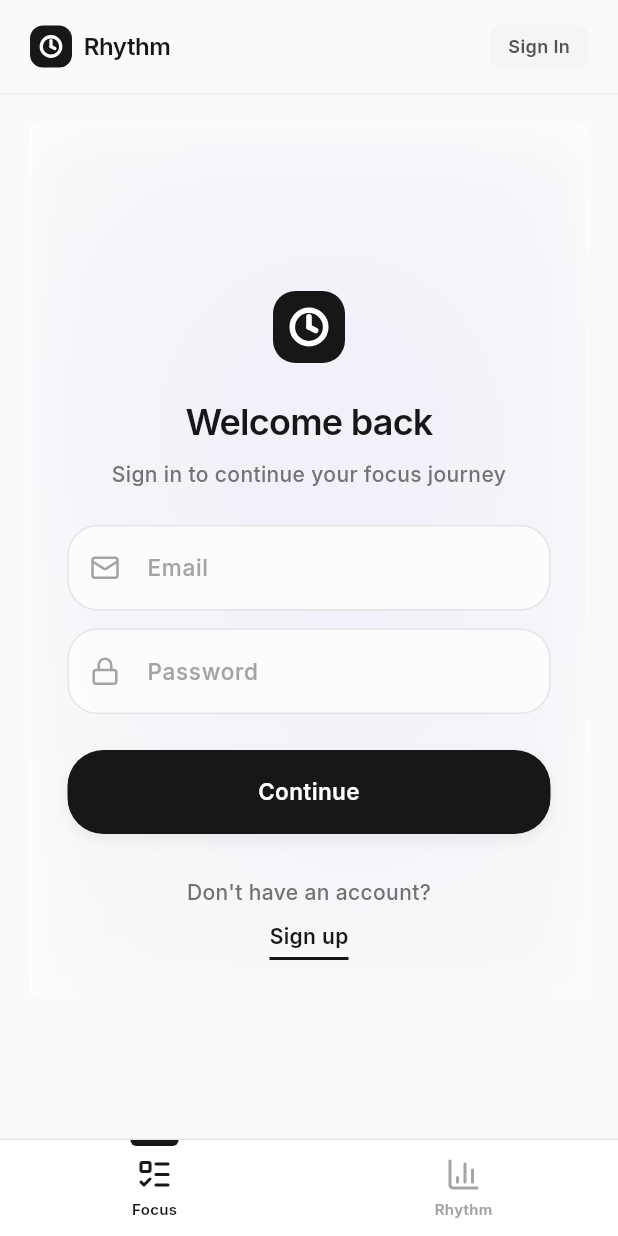
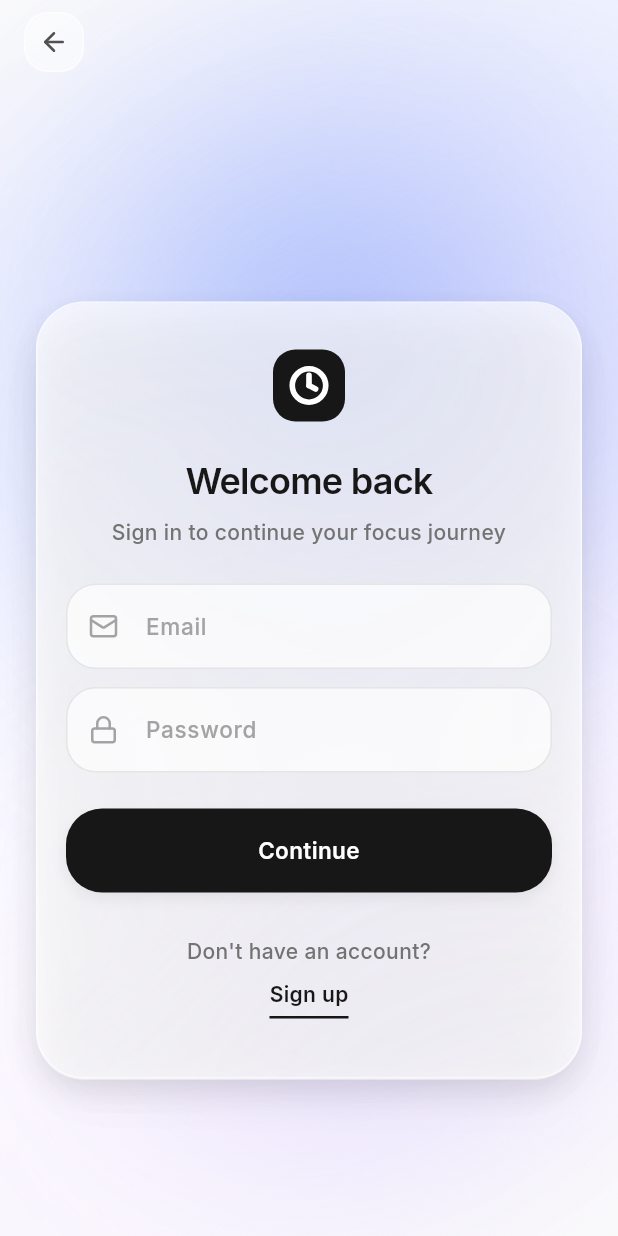
Before and after one commit to ny-randriantsarafara/pomodoro-v2, a Flutter app: the AuthPage screen opened by its route, on a phone screen of 412 x 824 dp. Run offline on Flutter 3.47's test engine with Material 3 defaults, Android fonts, the phone set to English and light mode, and no system bars; our stand-ins replace flutter_riverpod, go_router, lucide_icons.

Commit message:
fix: ui issues

```diff
--- a/lib/features/auth/auth_page.dart
+++ b/lib/features/auth/auth_page.dart
@@ -1,10 +1,10 @@
-import 'dart:ui';
-
 import 'package:flutter/material.dart';
 import 'package:flutter_riverpod/flutter_riverpod.dart';
 import 'package:go_router/go_router.dart';
+import 'package:lucide_icons/lucide_icons.dart';
 import '../../store/providers.dart';
 import '../../theme/app_colors.dart';
+import '../../theme/app_radii.dart';
 import '../../theme/app_shadows.dart';
 import '../../theme/app_spacing.dart';
 import 'widgets/auth_background_blobs.dart';
@@ -67,26 +67,32 @@ class _AuthPageState extends ConsumerState<AuthPage> {
   Widget build(BuildContext context) {
     final isLargeScreen = MediaQuery.of(context).size.width >= 1024;
 
-    return Stack(
+    return Scaffold(
+      backgroundColor: Colors.transparent,
+      body: Stack(
         fit: StackFit.expand,
+        clipBehavior: Clip.none,
         children: [
+          Positioned.fill(
+            child: DecoratedBox(
+              decoration: BoxDecoration(
+                gradient: LinearGradient(
+                  begin: Alignment.topLeft,
+                  end: Alignment.bottomRight,
+                  colors: [
+                    AppColors.background,
+                    AppColors.indigoBg.withValues(alpha: 0.38),
+                    AppColors.purpleBg.withValues(alpha: 0.28),
+                    AppColors.background,
+                  ],
+                  stops: const [0.0, 0.34, 0.65, 1.0],
+                ),
+              ),
+            ),
+          ),
           const Positioned.fill(child: AuthBackgroundBlobs()),
           Positioned.fill(
             child: SafeArea(
-            child: ClipRRect(
-              borderRadius: BorderRadius.zero,
-              child: BackdropFilter(
-                filter: ImageFilter.blur(sigmaX: 20, sigmaY: 20),
-                child: Container(
-                  width: double.infinity,
-                  height: double.infinity,
-                  decoration: BoxDecoration(
-                    color: AppColors.white.withValues(alpha: 0.7),
-                    border: Border.all(
-                      color: AppColors.white.withValues(alpha: 0.5),
-                    ),
-                    boxShadow: AppShadows.xl,
-                  ),
               child: LayoutBuilder(
                 builder: (context, constraints) {
                   return SingleChildScrollView(
@@ -103,9 +109,8 @@ class _AuthPageState extends ConsumerState<AuthPage> {
                         crossAxisAlignment: CrossAxisAlignment.center,
                         children: [
                           ConstrainedBox(
-                                constraints: const BoxConstraints(
-                                  maxWidth: 420,
-                                ),
+                            constraints: const BoxConstraints(maxWidth: 420),
+                            child: _AuthGlassPanel(
                               child: AuthCard(
                                 isSignUp: isSignUp,
                                 isLoading: isLoading,
@@ -120,6 +125,7 @@ class _AuthPageState extends ConsumerState<AuthPage> {
                                     setState(() => isSignUp = !isSignUp),
                               ),
                             ),
+                          ),
                           if (isLargeScreen) ...[
                             const SizedBox(height: AppSpacing.xxl),
                             FloatingSparkles(visible: isSignUp),
@@ -132,10 +138,88 @@ class _AuthPageState extends ConsumerState<AuthPage> {
               ),
             ),
           ),
+          Positioned(
+            top: 0,
+            left: 0,
+            right: 0,
+            child: SafeArea(
+              bottom: false,
+              child: Padding(
+                padding: const EdgeInsets.symmetric(
+                  horizontal: AppSpacing.lg,
+                  vertical: AppSpacing.sm,
+                ),
+                child: Align(
+                  alignment: Alignment.centerLeft,
+                  child: GestureDetector(
+                    onTap: () => context.go('/'),
+                    child: Container(
+                      width: 40,
+                      height: 40,
+                      decoration: BoxDecoration(
+                        color: AppColors.white.withValues(alpha: 0.5),
+                        borderRadius: AppRadii.borderLg,
+                        border: Border.all(
+                          color: AppColors.white.withValues(alpha: 0.6),
+                        ),
+                      ),
+                      child: const Icon(
+                        LucideIcons.arrowLeft,
+                        size: 20,
+                        color: AppColors.neutral600,
+                      ),
+                    ),
+                  ),
+                ),
               ),
             ),
           ),
         ],
+      ),
     );
   }
 }
+
+/// Frosted panel: semi-transparent fill and border work on mobile, web, and
+/// desktop without relying on [BackdropFilter], which is inconsistent there.
+class _AuthGlassPanel extends StatelessWidget {
+  final Widget child;
+
+  const _AuthGlassPanel({required this.child});
+
+  @override
+  Widget build(BuildContext context) {
+    return DecoratedBox(
+      decoration: BoxDecoration(
+        color: AppColors.white.withValues(alpha: 0.42),
+        borderRadius: AppRadii.borderXxxl,
+        border: Border.all(
+          color: AppColors.white.withValues(alpha: 0.62),
+          width: 1,
+        ),
+        boxShadow: [
+          ...AppShadows.lg,
+          BoxShadow(
+            color: AppColors.black.withValues(alpha: 0.07),
+            blurRadius: 28,
+            offset: const Offset(0, 14),
+            spreadRadius: -6,
+          ),
+          BoxShadow(
+            color: AppColors.white.withValues(alpha: 0.45),
+            blurRadius: 0,
+            offset: const Offset(0, 1),
+            spreadRadius: 0,
+          ),
+        ],
+      ),
+      child: Padding(
+        padding: const EdgeInsets.symmetric(
+          horizontal: AppSpacing.xl,
+          vertical: AppSpacing.xxl,
+        ),
+        child: child,
+      ),
+    );
+  }
+}
--- a/lib/features/auth/widgets/auth_background_blobs.dart
+++ b/lib/features/auth/widgets/auth_background_blobs.dart
@@ -1,4 +1,5 @@
 import 'dart:ui';
+
 import 'package:flutter/material.dart';
 import '../../../theme/app_motion.dart';
 
@@ -13,6 +14,7 @@ class _AuthBackgroundBlobsState extends State<AuthBackgroundBlobs>
     with TickerProviderStateMixin {
   late final AnimationController _blobAController;
   late final AnimationController _blobBController;
+  late final AnimationController _blobCController;
 
   @override
   void initState() {
@@ -27,8 +29,16 @@ class _AuthBackgroundBlobsState extends State<AuthBackgroundBlobs>
       duration: AppMotion.blobBDuration,
     );
 
-    Future.delayed(AppMotion.blobBDelay, () {
+    _blobCController = AnimationController(
+      vsync: this,
+      duration: const Duration(seconds: 12),
+    );
+
+    Future<void>.delayed(AppMotion.blobBDelay, () {
       if (mounted) _blobBController.repeat(reverse: true);
+    });
+    Future<void>.delayed(const Duration(milliseconds: 500), () {
+      if (mounted) _blobCController.repeat(reverse: true);
     });
   }
 
@@ -36,80 +46,119 @@ class _AuthBackgroundBlobsState extends State<AuthBackgroundBlobs>
   void dispose() {
     _blobAController.dispose();
     _blobBController.dispose();
+    _blobCController.dispose();
     super.dispose();
   }
 
-  @override
-  Widget build(BuildContext context) {
-    return Stack(
-      children: [
-        Positioned(
-          top: -100,
-          left: -100,
-          child: AnimatedBuilder(
-            animation: _blobAController,
-            builder: (context, _) {
-              final scale = 1.0 + 0.1 * _blobAController.value;
-              final opacity = 0.3 + 0.1 * _blobAController.value;
+  static Widget _blurredOrb({
+    required double size,
+    required List<Color> colors,
+    required double sigma,
+    required double scale,
+    required double opacity,
+  }) {
     return Transform.scale(
       scale: scale,
       child: Opacity(
         opacity: opacity,
         child: ImageFiltered(
-                    imageFilter: ImageFilter.blur(sigmaX: 48, sigmaY: 48),
+          imageFilter: ImageFilter.blur(sigmaX: sigma, sigmaY: sigma),
           child: Container(
-                      width: 600,
-                      height: 600,
-                      decoration: const BoxDecoration(
+            width: size,
+            height: size,
+            decoration: BoxDecoration(
               shape: BoxShape.circle,
               gradient: RadialGradient(
-                          colors: [
-                            Color(0xFF818CF8),
-                            Color(0x00818CF8),
-                          ],
+                colors: colors,
               ),
             ),
           ),
         ),
       ),
     );
+  }
+
+  @override
+  Widget build(BuildContext context) {
+    return LayoutBuilder(
+      builder: (context, constraints) {
+        final w = constraints.maxWidth;
+        final h = constraints.maxHeight;
+
+        return Stack(
+          clipBehavior: Clip.none,
+          children: [
+            // Upper-center glow: reads above the form on mobile.
+            Positioned(
+              top: h * 0.04,
+              left: w * 0.5 - 175,
+              child: AnimatedBuilder(
+                animation: _blobCController,
+                builder: (context, _) {
+                  final t = _blobCController.value;
+                  final scale = 1.0 + 0.12 * t;
+                  final opacity = 0.52 + 0.14 * t;
+                  return _blurredOrb(
+                    size: 350,
+                    colors: const [
+                      Color(0xFF93C5FD),
+                      Color(0x4093C5FD),
+                      Color(0x0093C5FD),
+                    ],
+                    sigma: 56,
+                    scale: scale,
+                    opacity: opacity,
+                  );
                 },
               ),
             ),
+            // Indigo drift — upper left.
             Positioned(
-          bottom: -50,
-          right: -50,
+              top: -h * 0.06,
+              left: -w * 0.15,
+              child: AnimatedBuilder(
+                animation: _blobAController,
+                builder: (context, _) {
+                  final scale = 1.0 + 0.1 * _blobAController.value;
+                  final opacity = 0.48 + 0.12 * _blobAController.value;
+                  return _blurredOrb(
+                    size: 620,
+                    colors: const [
+                      Color(0xFF818CF8),
+                      Color(0x00818CF8),
+                    ],
+                    sigma: 52,
+                    scale: scale,
+                    opacity: opacity,
+                  );
+                },
+              ),
+            ),
+            // Violet bloom — lower right.
+            Positioned(
+              bottom: -h * 0.04,
+              right: -w * 0.12,
               child: AnimatedBuilder(
                 animation: _blobBController,
                 builder: (context, _) {
-              final scale = 1.0 + 0.2 * _blobBController.value;
-              final opacity = 0.2 + 0.1 * _blobBController.value;
-              return Transform.scale(
+                  final scale = 1.0 + 0.18 * _blobBController.value;
+                  final opacity = 0.4 + 0.14 * _blobBController.value;
+                  return _blurredOrb(
+                    size: 440,
+                    colors: const [
+                      Color(0xFFC4B5FD),
+                      Color(0x00C4B5FD),
+                    ],
+                    sigma: 50,
                     scale: scale,
-                child: Opacity(
                     opacity: opacity,
-                  child: ImageFiltered(
-                    imageFilter: ImageFilter.blur(sigmaX: 48, sigmaY: 48),
-                    child: Container(
-                      width: 400,
-                      height: 400,
-                      decoration: const BoxDecoration(
-                        shape: BoxShape.circle,
-                        gradient: RadialGradient(
-                          colors: [
-                            Color(0xFFA78BFA),
-                            Color(0x00A78BFA),
-                          ],
-                        ),
-                      ),
-                    ),
-                  ),
-                ),
                   );
                 },
               ),
             ),
           ],
         );
+      },
+    );
   }
 }
--- a/lib/features/history/history_page.dart
+++ b/lib/features/history/history_page.dart
@@ -46,13 +46,18 @@ class HistoryPage extends ConsumerWidget {
             const SizedBox(height: AppSpacing.xl),
             LayoutBuilder(
               builder: (context, constraints) {
-                final cardWidth = (constraints.maxWidth - AppSpacing.lg * 2) / 3;
+                final isMobileGrid = constraints.maxWidth < 500;
+                final columns = isMobileGrid ? 2 : 3;
+                const gap = AppSpacing.lg;
+                final cardWidth =
+                    (constraints.maxWidth - gap * (columns - 1)) / columns;
+
                 return Wrap(
-                  spacing: AppSpacing.lg,
-                  runSpacing: AppSpacing.lg,
+                  spacing: gap,
+                  runSpacing: gap,
                   children: [
                     SizedBox(
-                      width: cardWidth.clamp(120, 300),
+                      width: cardWidth,
                       child: StatCard(
                         icon: LucideIcons.timer,
                         label: 'Total Focus',
@@ -60,7 +65,7 @@ class HistoryPage extends ConsumerWidget {
                       ),
                     ),
                     SizedBox(
-                      width: cardWidth.clamp(120, 300),
+                      width: cardWidth,
                       child: StatCard(
                         icon: LucideIcons.trophy,
                         label: 'Sessions',
@@ -68,7 +73,7 @@ class HistoryPage extends ConsumerWidget {
                       ),
                     ),
                     SizedBox(
-                      width: cardWidth.clamp(120, 300),
+                      width: cardWidth,
                       child: StatCard(
                         icon: LucideIcons.layers,
                         label: 'Active Projects',
--- a/lib/features/layout/app_shell.dart
+++ b/lib/features/layout/app_shell.dart
@@ -31,7 +31,7 @@ class AppShell extends StatelessWidget {
                     left: isDesktop ? AppSpacing.xxxl : AppSpacing.xl,
                     right: isDesktop ? AppSpacing.xxxl : AppSpacing.xl,
                     top: isDesktop ? AppSpacing.xxxl : AppSpacing.xl,
-                    bottom: isDesktop ? AppSpacing.xxxl : 96,
+                    bottom: isDesktop ? AppSpacing.xxxl : AppSpacing.lg,
                   ),
                   child: child,
                 ),
--- a/lib/features/layout/mobile_header.dart
+++ b/lib/features/layout/mobile_header.dart
@@ -12,6 +12,8 @@ class MobileHeader extends StatelessWidget {
 
   @override
   Widget build(BuildContext context) {
+    final topInset = MediaQuery.of(context).padding.top;
+
     return Container(
       decoration: BoxDecoration(
         color: AppColors.background.withValues(alpha: 0.9),
@@ -26,9 +28,11 @@ class MobileHeader extends StatelessWidget {
         child: BackdropFilter(
           filter: ImageFilter.blur(sigmaX: 12, sigmaY: 12),
           child: Padding(
-            padding: const EdgeInsets.symmetric(
-              horizontal: AppSpacing.xl,
-              vertical: AppSpacing.lg,
+            padding: EdgeInsets.only(
+              left: AppSpacing.xl,
+              right: AppSpacing.xl,
+              top: topInset + AppSpacing.lg,
+              bottom: AppSpacing.lg,
             ),
             child: Row(
               mainAxisAlignment: MainAxisAlignment.spaceBetween,
--- a/lib/router/app_router.dart
+++ b/lib/router/app_router.dart
@@ -28,13 +28,17 @@ class AppRouter {
               child: HistoryPage(),
             ),
           ),
-          GoRoute(
-            path: '/auth',
-            pageBuilder: (context, state) => const NoTransitionPage(
-              child: AuthPage(),
-            ),
-          ),
         ],
+      ),
+      GoRoute(
+        path: '/auth',
+        pageBuilder: (context, state) => CustomTransitionPage(
+          child: const AuthPage(),
+          transitionsBuilder: (context, animation, _, child) {
+            return FadeTransition(opacity: animation, child: child);
+          },
+          transitionDuration: const Duration(milliseconds: 300),
+        ),
       ),
       GoRoute(
         path: '/focus/:taskId',
--- /dev/null
+++ b/lib/shared/widgets/fill_viewport_scroll_view.dart
@@ -0,0 +1,27 @@
+import 'package:flutter/material.dart';
+
+class FillViewportScrollView extends StatelessWidget {
+  const FillViewportScrollView({
+    super.key,
+    required this.child,
+    this.physics,
+  });
+
+  final Widget child;
+  final ScrollPhysics? physics;
+
+  @override
+  Widget build(BuildContext context) {
+    return Column(
+      crossAxisAlignment: CrossAxisAlignment.stretch,
+      children: [
+        Expanded(
+          child: SingleChildScrollView(
+            physics: physics ?? const AlwaysScrollableScrollPhysics(),
+            child: child,
+          ),
+        ),
+      ],
+    );
+  }
+}
```
Lines whose indentation alone changed are shown as unchanged.
